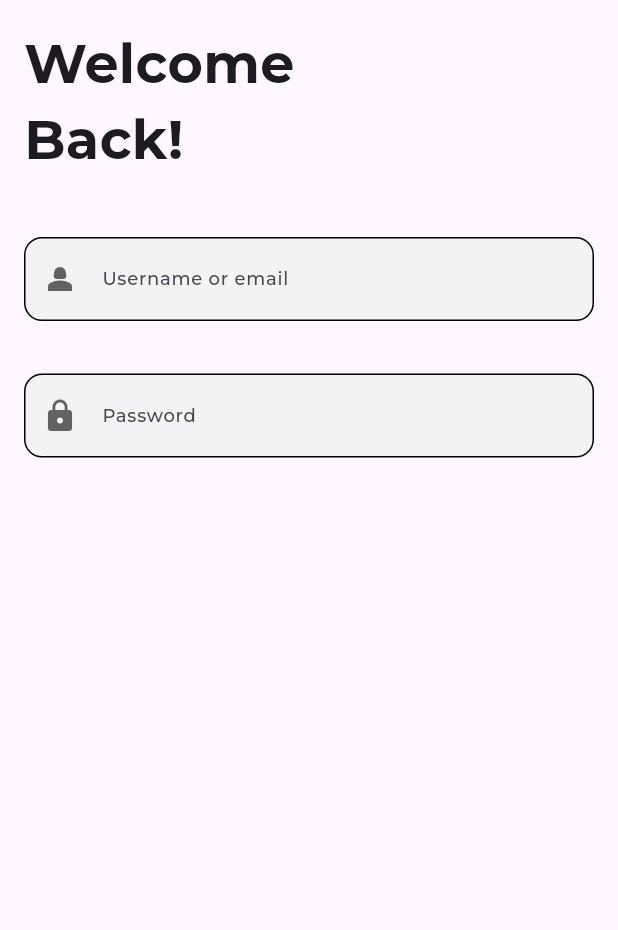
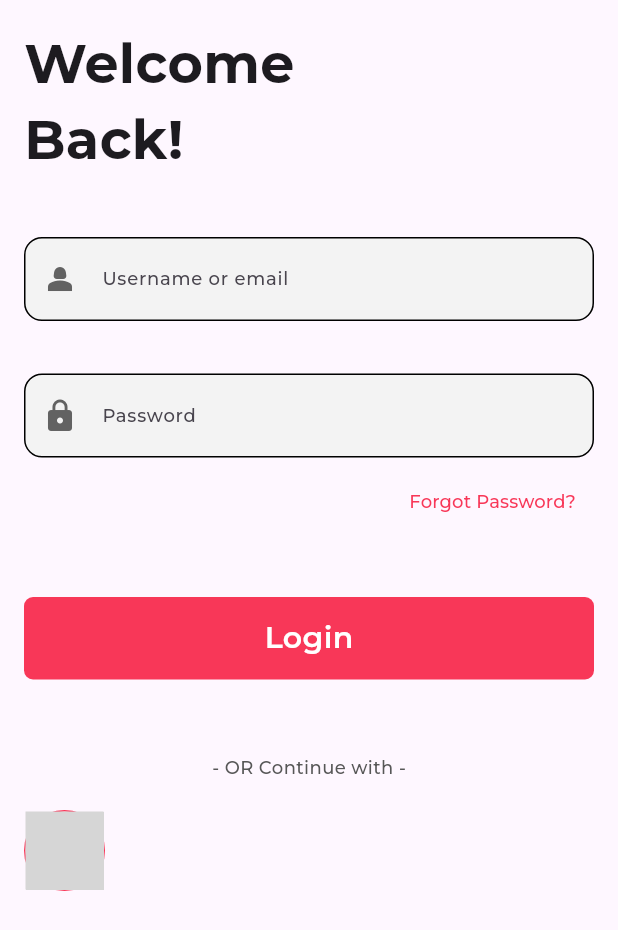
Before and after one commit to SachinMall/provider-app, a Flutter app: the screen it shows after launch, on a phone screen of 412 x 824 dp. Shown: the top 930 px of the screen. Run offline on Flutter 3.47's test engine with Material 3 defaults, Android fonts, the phone set to English and light mode, and no system bars; our stand-ins replace another_flushbar, carousel_slider, dots_indicator, flutter_svg, fluttertoast, gap; project files that could hold a hidden picture were left out; grey boxes are pictures that could not be loaded.

Commit message:
fields are added

```diff
--- /dev/null
+++ b/devtools_options.yaml
@@ -0,0 +1 @@
+extensions:
--- a/lib/res/colors/app_colors.dart
+++ b/lib/res/colors/app_colors.dart
@@ -3,4 +3,8 @@ import 'package:flutter/material.dart';
 class AppColors {
   static const Color textFieldColor = Color(0xffF3F3F3);
   static const Color darkGrey = Color(0xff626262);
+  static const Color kred = Color(0xffF83758);
+  static const Color kwhite = Colors.white;
+  static const Color txtPrimary = Color(0xff575757);
+  static const Color signUpContainerColor = Color(0xffFCF3F6);
 }
--- a/lib/res/icons_assets/images.dart
+++ b/lib/res/icons_assets/images.dart
@@ -6,4 +6,8 @@ class IconsAssets {
   static const carsouer1 = '$_base/carsoure1.svg';
   static const carsouer2 = '$_base/carsoure2.svg';
   static const carsouer3 = '$_base/carsoure3.svg';
+  static const fbLogo = '$_base/fb-logo.svg';
+  static const appleLogo = '$_base/apple-logo.svg';
+  static const googleLogo = '$_base/google-logo.svg';
+
 }
--- /dev/null
+++ b/lib/res/scree_size/screen_size.dart
@@ -0,0 +1,11 @@
+import 'package:flutter/material.dart';
+
+class ScreenSize {
+  static double height(BuildContext context) {
+    return MediaQuery.of(context).size.height;
+  }
+
+  static double width(BuildContext context) {
+    return MediaQuery.of(context).size.width;
+  }
+}
--- /dev/null
+++ b/lib/view/common_widget/primary_button.dart
@@ -0,0 +1,32 @@
+import 'package:flutter/material.dart';
+import 'package:provider_mvvm/res/colors/app_colors.dart';
+import 'package:provider_mvvm/res/scree_size/screen_size.dart';
+
+class PrimaryButton extends StatelessWidget {
+  final void Function() onTap;
+  final String text;
+  const PrimaryButton({super.key, required this.onTap, required this.text});
+
+  @override
+  Widget build(BuildContext context) {
+    double screenWidth = ScreenSize.width(context);
+    return GestureDetector(
+      onTap: onTap,
+      child: Container(
+        height: 55,
+        width: screenWidth,
+        decoration: BoxDecoration(
+            borderRadius: BorderRadius.circular(6), color: AppColors.kred),
+        child: Center(
+          child: Text(
+            text,
+            style: TextStyle(
+                fontSize: 20,
+                fontWeight: FontWeight.w600,
+                color: AppColors.kwhite),
+          ),
+        ),
+      ),
+    );
+  }
+}
--- a/lib/view/login_screen.dart
+++ b/lib/view/login_screen.dart
@@ -1,7 +1,11 @@
 import 'package:flutter/material.dart';
+import 'package:flutter/widgets.dart';
+import 'package:flutter_svg/flutter_svg.dart';
 import 'package:gap/gap.dart';
 import 'package:provider_mvvm/res/colors/app_colors.dart';
-import 'package:provider_mvvm/view/onboarding/common_widget/custom_textfield.dart';
+import 'package:provider_mvvm/res/icons_assets/images.dart';
+import 'package:provider_mvvm/view/common_widget/custom_textfield.dart';
+import 'package:provider_mvvm/view/common_widget/primary_button.dart';
 
 class LoginScreen extends StatefulWidget {
   const LoginScreen({super.key});
@@ -49,7 +53,47 @@ class _LoginScreenState extends State<LoginScreen> {
               },
             ),
             Gap(5),
-
+            Align(
+              alignment: Alignment.centerRight,
+              child: TextButton(
+                onPressed: () {},
+                child: Text(
+                  "Forgot Password?",
+                  style: TextStyle(
+                      fontWeight: FontWeight.w400,
+                      fontSize: 12,
+                      color: AppColors.kred),
+                ),
+              ),
+            ),
+            Gap(40),
+            PrimaryButton(
+              onTap: () {},
+              text: "Login",
+            ),
+            Gap(50),
+            Align(
+              alignment: Alignment.center,
+              child: Text(
+                "- OR Continue with -",
+                style: TextStyle(
+                    fontSize: 12,
+                    fontWeight: FontWeight.w500,
+                    color: AppColors.txtPrimary),
+              ),
+            ),
+            Gap(20),
+            Container(
+              height: 54,
+              width: 54,
+              decoration: BoxDecoration(
+                  border: Border.all(color: AppColors.kred),
+                  color: AppColors.signUpContainerColor,
+                  shape: BoxShape.circle),
+              child: Center(
+                child: SvgPicture.asset(IconsAssets.googleLogo),
+              ),
+            ),
           ],
         ),
       ),
--- a/lib/view/onboarding/carsoule_activity.dart
+++ b/lib/view/onboarding/carsoule_activity.dart
@@ -3,7 +3,7 @@ import 'package:flutter/material.dart';
 import 'package:flutter_svg/flutter_svg.dart';
 import 'package:gap/gap.dart';
 import 'package:provider_mvvm/res/icons_assets/images.dart';
-import 'package:provider_mvvm/view/onboarding/common_widget/carsoule_widget.dart';
+import 'package:provider_mvvm/view/common_widget/carsoule_widget.dart';
 
 class CarsouelActivity extends StatefulWidget {
   const CarsouelActivity({super.key});
@@ -39,6 +39,7 @@ class _CarsouelActivityState extends State<CarsouelActivity> {
   Widget build(BuildContext context) {
     final double screenHeight = MediaQuery.of(context).size.height;
     final double screenWidth = MediaQuery.of(context).size.width;
+
     return Stack(
       children: [
         CarsouleWidget(
```
Also changed, not shown: assets/icons/apple-logo.svg (added), assets/icons/fb-logo.svg (added), assets/icons/google-logo.svg (added), lib/view/common_widget/carsoule_widget.dart (renamed from lib/view/onboarding/common_widget/carsoule_widget.dart), lib/view/common_widget/custom_textfield.dart (renamed from lib/view/onboarding/common_widget/custom_textfield.dart).
